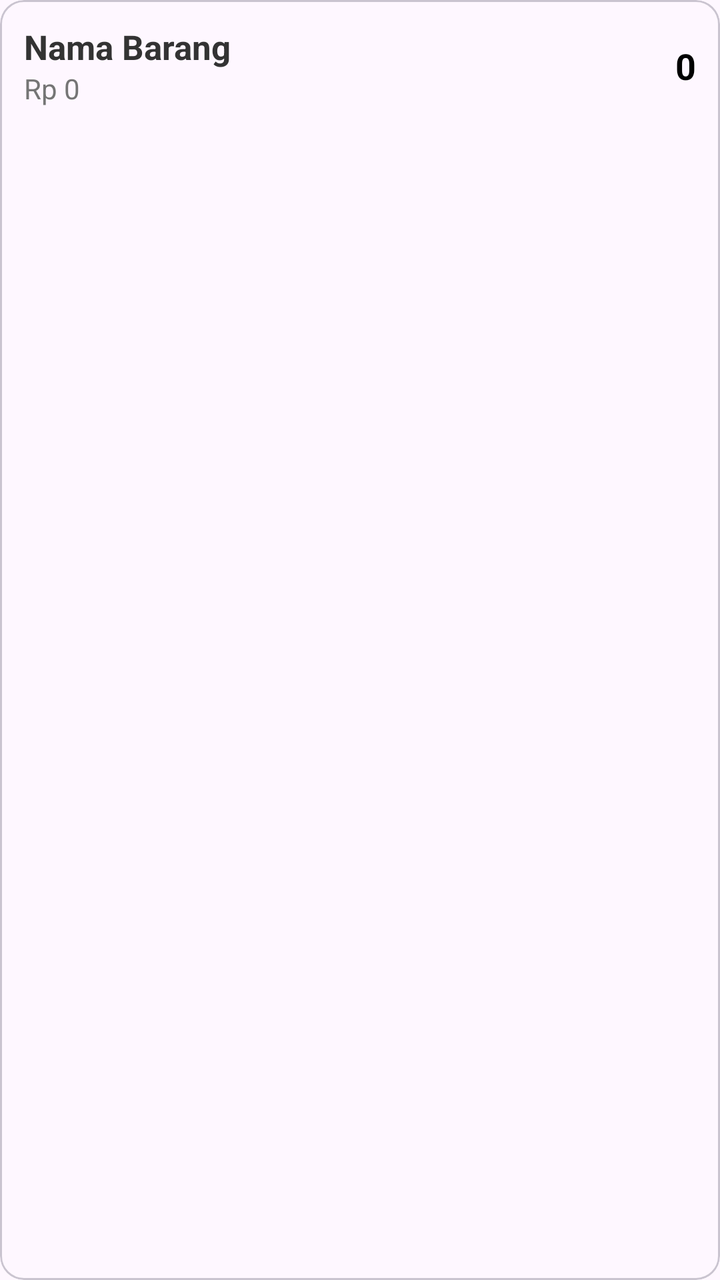
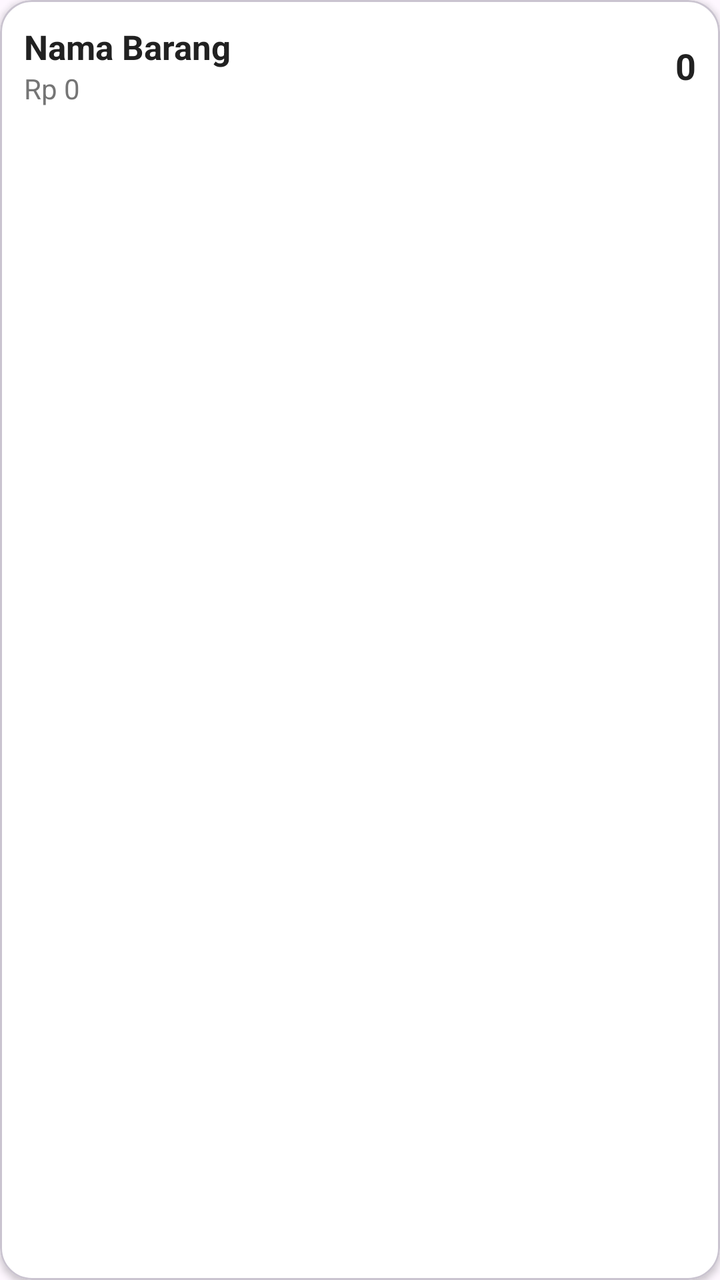

Before-and-after screenshots of an Android layout around one commit, followed by the original layout XML and the change that was made.
<!-- AndroidManifest.xml: application theme Theme.WarungKu -->
<!-- res/layout/item_product_stock.xml -->
<?xml version="1.0" encoding="utf-8"?>
<com.google.android.material.card.MaterialCardView xmlns:android="http://schemas.android.com/apk/res/android"
    xmlns:app="http://schemas.android.com/apk/res-auto"
    android:layout_width="match_parent"
    android:layout_height="wrap_content"
    android:layout_marginBottom="8dp">

    <LinearLayout
        android:layout_width="match_parent"
        android:layout_height="wrap_content"
        android:orientation="horizontal"
        android:padding="12dp"
        android:gravity="center_vertical">

        <LinearLayout
            android:layout_width="0dp"
            android:layout_height="wrap_content"
            android:layout_weight="1"
            android:orientation="vertical">
            <TextView
                android:id="@+id/tvName"
                android:layout_width="wrap_content"
                android:layout_height="wrap_content"
                android:textSize="17sp"
                android:textStyle="bold"
                android:textColor="#333333"
                android:text="Nama Barang"/>
            <TextView
                android:id="@+id/tvPrice"
                android:layout_width="wrap_content"
                android:layout_height="wrap_content"
                android:textSize="14sp"
                android:textColor="#757575"
                android:text="Rp 0"/>
        </LinearLayout>

        <LinearLayout
            android:layout_width="wrap_content"
            android:layout_height="wrap_content"
            android:orientation="vertical"
            android:gravity="end">
            <TextView
                android:id="@+id/tvStock"
                android:layout_width="wrap_content"
                android:layout_height="wrap_content"
                android:textSize="18sp"
                android:textStyle="bold"
                android:textColor="#000000"
                android:text="0"/>
            <TextView
                android:id="@+id/tvStatus"
                android:layout_width="wrap_content"
                android:layout_height="wrap_content"
                android:textSize="11sp"
                android:textStyle="bold"
                android:textColor="#FFFFFF"
                android:background="#D32F2F"
                android:paddingHorizontal="6dp"
                android:paddingVertical="2dp"
                android:text="Hampir habis"
                android:visibility="gone"/>
        </LinearLayout>

    </LinearLayout>
</com.google.android.material.card.MaterialCardView>
<!-- resources referenced by this layout -->
<resources>
  <style name="Theme.WarungKu" parent="Theme.Material3.DayNight.NoActionBar">
          
          <item name="colorPrimary">@color/purple_500</item>
          
          <item name="colorSecondary">@color/teal_200</item>
          
          <item name="android:statusBarColor">@color/purple_700</item>
          
      </style>
  <color name="purple_500">#FF6200EE</color>
  <color name="teal_200">#FF03DAC5</color>
  <color name="purple_700">#3700B3</color>
</resources>

<!-- the commit's change to res/layout/item_product_stock.xml (unified diff, before → after) -->
@@ -3,7 +3,10 @@
     xmlns:app="http://schemas.android.com/apk/res-auto"
     android:layout_width="match_parent"
     android:layout_height="wrap_content"
-    android:layout_marginBottom="8dp">
+    android:layout_marginBottom="8dp"
+    app:cardElevation="2dp"
+    app:cardCornerRadius="16dp"
+    app:cardBackgroundColor="@color/background">
 
     <LinearLayout
         android:layout_width="match_parent"
@@ -23,14 +26,14 @@
                 android:layout_height="wrap_content"
                 android:textSize="17sp"
                 android:textStyle="bold"
-                android:textColor="#333333"
+                android:textColor="@color/text_primary"
                 android:text="Nama Barang"/>
             <TextView
                 android:id="@+id/tvPrice"
                 android:layout_width="wrap_content"
                 android:layout_height="wrap_content"
                 android:textSize="14sp"
-                android:textColor="#757575"
+                android:textColor="@color/text_secondary"
                 android:text="Rp 0"/>
         </LinearLayout>
 
@@ -45,7 +48,7 @@
                 android:layout_height="wrap_content"
                 android:textSize="18sp"
                 android:textStyle="bold"
-                android:textColor="#000000"
+                android:textColor="@color/text_primary"
                 android:text="0"/>
             <TextView
                 android:id="@+id/tvStatus"
@@ -53,12 +56,12 @@
                 android:layout_height="wrap_content"
                 android:textSize="11sp"
                 android:textStyle="bold"
-                android:textColor="#FFFFFF"
-                android:background="#D32F2F"
-                android:paddingHorizontal="6dp"
-                android:paddingVertical="2dp"
+                android:textColor="@android:color/white"
+                android:paddingHorizontal="8dp"
+                android:paddingVertical="4dp"
                 android:text="Hampir habis"
-                android:visibility="gone"/>
+                android:visibility="gone"
+                app:cornerRadius="4dp"/>
         </LinearLayout>
 
     </LinearLayout>
<!-- resource entries referenced after the edit -->
@@ -1,16 +1,19 @@
 <!-- resources referenced by this layout -->
 <resources>
+  <color name="background">#FFFFFF</color>
+  <color name="text_primary">#212121</color>
+  <color name="text_secondary">#757575</color>
   <style name="Theme.WarungKu" parent="Theme.Material3.DayNight.NoActionBar">
           
-          <item name="colorPrimary">@color/purple_500</item>
+          <item name="colorPrimary">@color/primary</item>
           
-          <item name="colorSecondary">@color/teal_200</item>
+          <item name="colorSecondary">@color/accent</item>
           
-          <item name="android:statusBarColor">@color/purple_700</item>
+          <item name="android:statusBarColor">@color/primary_dark</item>
           
       </style>
-  <color name="purple_500">#FF6200EE</color>
-  <color name="teal_200">#FF03DAC5</color>
-  <color name="purple_700">#3700B3</color>
+  <color name="primary">#2E7D32</color>
+  <color name="accent">#64B5F6</color>
+  <color name="primary_dark">#1B5E20</color>
 </resources>
 
